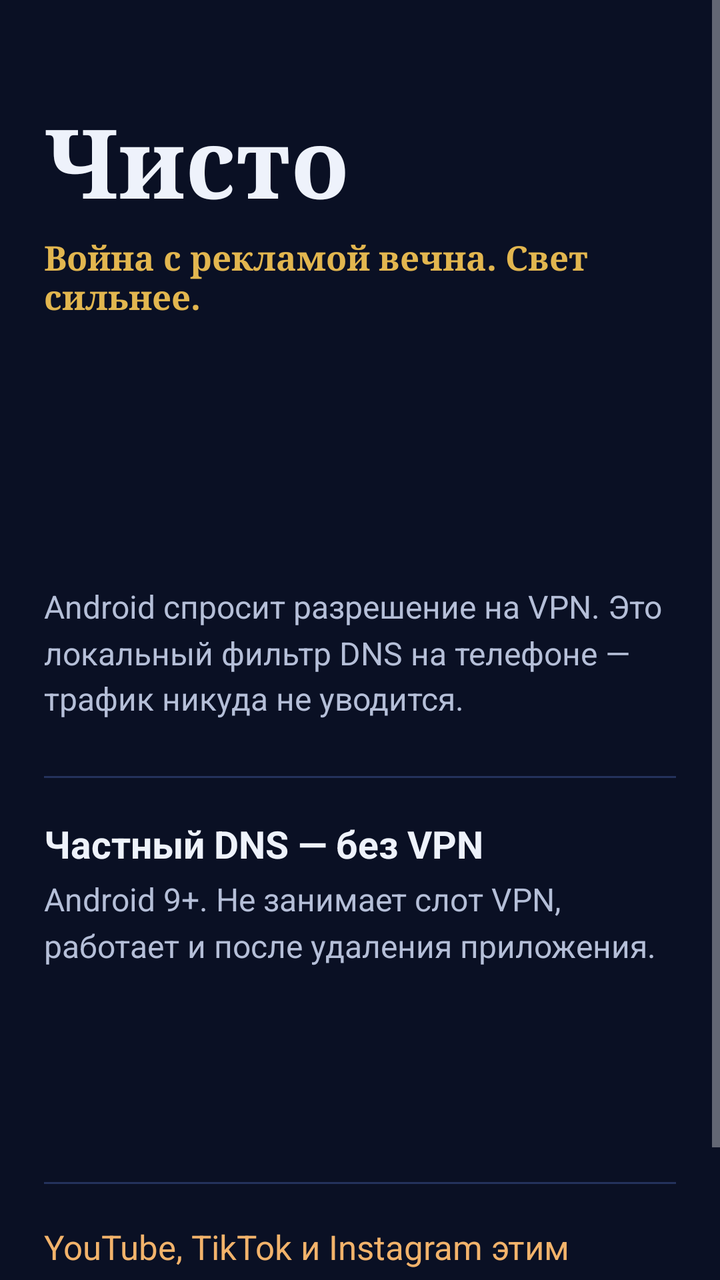
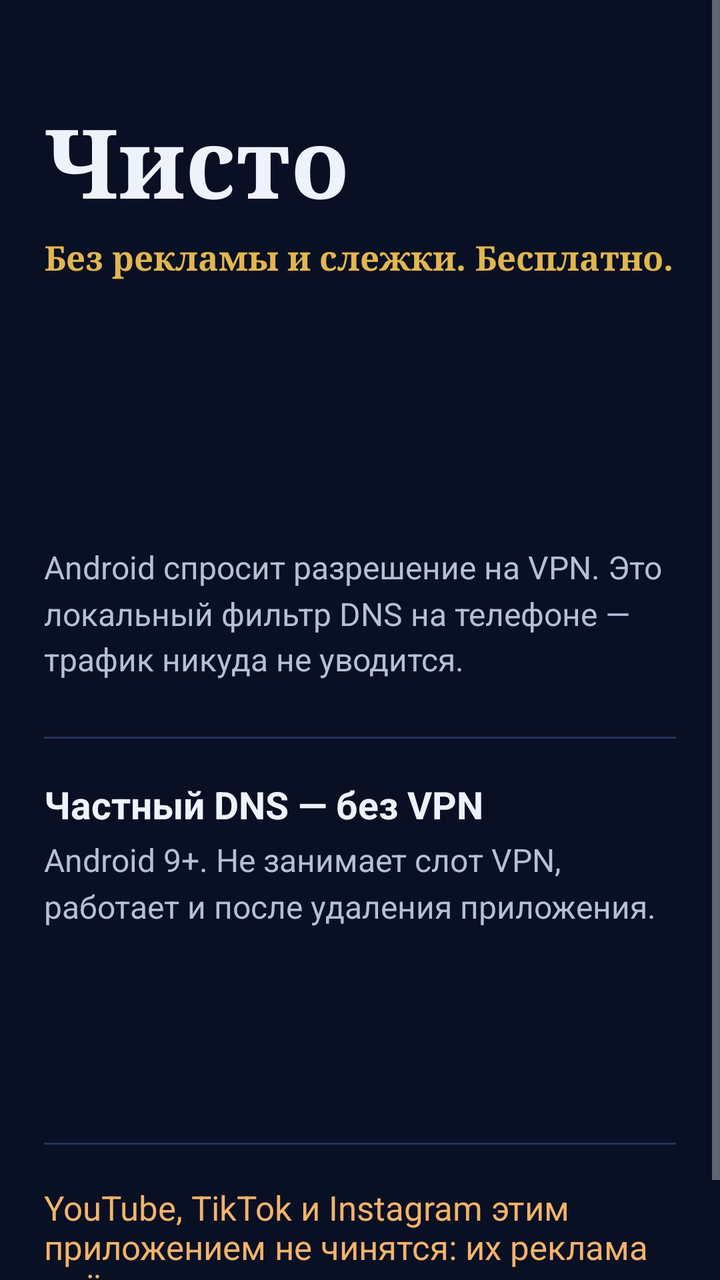

Compare the two renders of this Android layout. The source of the first and the diff that turns it into the second are given below.
<!-- AndroidManifest.xml: application theme Theme.Chisto -->
<!-- res/layout/activity_main.xml -->
<?xml version="1.0" encoding="utf-8"?>
<ScrollView xmlns:android="http://schemas.android.com/apk/res/android"
    android:layout_width="match_parent" android:layout_height="match_parent" android:fillViewport="true">
    <LinearLayout android:layout_width="match_parent" android:layout_height="wrap_content"
        android:orientation="vertical" android:paddingStart="22dp" android:paddingEnd="22dp"
        android:paddingTop="48dp" android:paddingBottom="40dp">

        <TextView android:layout_width="wrap_content" android:layout_height="wrap_content"
            android:text="@string/app_name" android:textSize="48sp" android:textStyle="bold" android:fontFamily="serif" />

        <TextView android:layout_width="wrap_content" android:layout_height="wrap_content"
            android:text="@string/motto" android:textSize="17sp" android:textStyle="bold"
            android:fontFamily="serif" android:textColor="@color/gold" android:layout_marginTop="4dp" />

        <TextView android:id="@+id/status" android:layout_width="wrap_content" android:layout_height="wrap_content"
            android:layout_marginTop="10dp" android:textSize="20sp" android:textStyle="bold" />

        <TextView android:id="@+id/server" style="@style/Body"
            android:layout_width="wrap_content" android:layout_height="wrap_content" android:layout_marginTop="4dp" />

        <TextView android:id="@+id/toggle" style="@style/Link"
            android:layout_width="wrap_content" android:layout_height="wrap_content" android:layout_marginTop="20dp" />

        <TextView android:id="@+id/mode" style="@style/Body" android:text="@string/vpn_notice"
            android:layout_width="match_parent" android:layout_height="wrap_content" />

        <View android:layout_width="match_parent" android:layout_height="1dp"
            android:layout_marginTop="28dp" android:layout_marginBottom="20dp" android:background="@color/line" />

        <TextView android:layout_width="wrap_content" android:layout_height="wrap_content"
            android:text="@string/private_dns_title" android:textSize="19sp" android:textStyle="bold" />
        <TextView style="@style/Body" android:text="@string/private_dns_body" android:layout_marginTop="4dp"
            android:layout_width="match_parent" android:layout_height="wrap_content" />
        <TextView android:id="@+id/privateDns" style="@style/Link"
            android:layout_width="wrap_content" android:layout_height="wrap_content" android:layout_marginTop="8dp" />
        <TextView android:id="@+id/privateDnsNote" style="@style/Body"
            android:layout_width="match_parent" android:layout_height="wrap_content" />

        <View android:layout_width="match_parent" android:layout_height="1dp"
            android:layout_marginTop="28dp" android:layout_marginBottom="20dp" android:background="@color/line" />

        <TextView android:layout_width="match_parent" android:layout_height="wrap_content"
            android:text="@string/youtube" android:textSize="17sp" android:textColor="@color/warn" />
    </LinearLayout>
</ScrollView>
<!-- resources referenced by this layout -->
<resources>
  <color name="gold">#E2B64F</color>
  <color name="line">#24325C</color>
  <color name="warn">#F2B36B</color>
  <string name="app_name">Чисто</string>
  <string name="motto">Война с рекламой вечна. Свет сильнее.</string>
  <string name="private_dns_body">Android 9+. Не занимает слот VPN, работает и после удаления приложения.</string>
  <string name="private_dns_title">Частный DNS — без VPN</string>
  <string name="vpn_notice">Android спросит разрешение на VPN. Это локальный фильтр DNS на телефоне — трафик никуда не уводится.</string>
  <string name="youtube">YouTube, TikTok и Instagram этим приложением не чинятся: их реклама идёт с тех же серверов, что и видео.</string>
  <style name="Body">
          <item name="android:textSize">16sp</item>
          <item name="android:textColor">@color/muted</item>
          <item name="android:lineSpacingMultiplier">1.2</item>
      </style>
  <style name="Link">
          <item name="android:textSize">19sp</item>
          <item name="android:textStyle">bold</item>
          <item name="android:textColor">@color/text</item>
          <item name="android:paddingTop">12dp</item>
          <item name="android:paddingBottom">12dp</item>
          <item name="android:background">?android:attr/selectableItemBackground</item>
      </style>
  <style name="Theme.Chisto" parent="android:Theme.Material.NoActionBar">
          <item name="android:windowBackground">@color/bg</item>
          <item name="android:statusBarColor">@color/bg</item>
          <item name="android:navigationBarColor">@color/bg</item>
          <item name="android:textColorPrimary">@color/text</item>
          <item name="android:textColor">@color/text</item>
          <item name="android:colorAccent">@color/ok</item>
      </style>
  <color name="muted">#B5BFD8</color>
  <color name="text">#EEF2FB</color>
  <color name="bg">#0A1024</color>
  <color name="ok">#8FE3A8</color>
</resources>

<!-- the commit's change to res/layout/activity_main.xml (unified diff, before → after) -->
@@ -24,6 +24,9 @@
         <TextView android:id="@+id/mode" style="@style/Body" android:text="@string/vpn_notice"
             android:layout_width="match_parent" android:layout_height="wrap_content" />
 
+        
+        <LinearLayout android:id="@+id/privateDnsBlock" android:orientation="vertical"
+            android:layout_width="match_parent" android:layout_height="wrap_content">
         <View android:layout_width="match_parent" android:layout_height="1dp"
             android:layout_marginTop="28dp" android:layout_marginBottom="20dp" android:background="@color/line" />
 
@@ -35,6 +38,7 @@
             android:layout_width="wrap_content" android:layout_height="wrap_content" android:layout_marginTop="8dp" />
         <TextView android:id="@+id/privateDnsNote" style="@style/Body"
             android:layout_width="match_parent" android:layout_height="wrap_content" />
+        </LinearLayout>
 
         <View android:layout_width="match_parent" android:layout_height="1dp"
             android:layout_marginTop="28dp" android:layout_marginBottom="20dp" android:background="@color/line" />
<!-- resource entries referenced after the edit -->
@@ -4,7 +4,7 @@
   <color name="line">#24325C</color>
   <color name="warn">#F2B36B</color>
   <string name="app_name">Чисто</string>
-  <string name="motto">Война с рекламой вечна. Свет сильнее.</string>
+  <string name="motto">Без рекламы и слежки. Бесплатно.</string>
   <string name="private_dns_body">Android 9+. Не занимает слот VPN, работает и после удаления приложения.</string>
   <string name="private_dns_title">Частный DNS — без VPN</string>
   <string name="vpn_notice">Android спросит разрешение на VPN. Это локальный фильтр DNS на телефоне — трафик никуда не уводится.</string>
